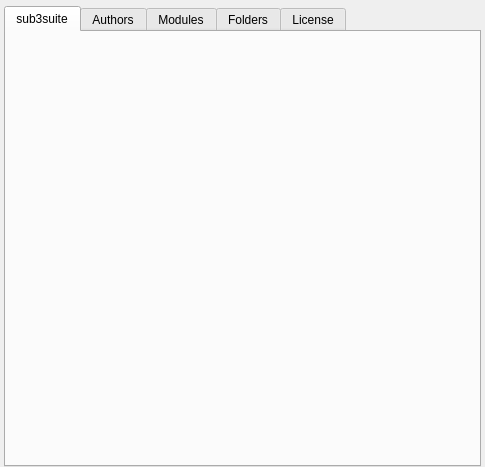
This is gui/src/Dialogs/AboutDialog.ui in 3nock/OTE as Qt 5 draws it before an edit. The edited form follows.
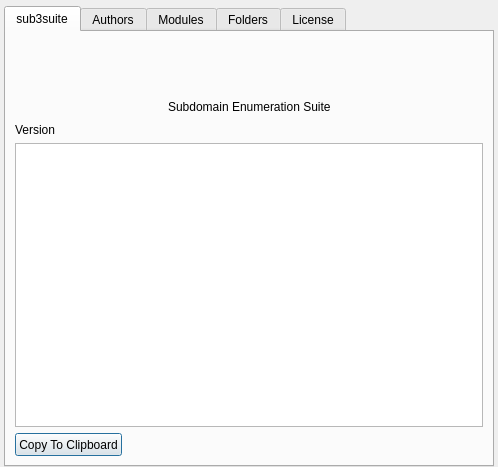
This is the edited form.

Commit message: added the About-Dialog contents

The edit to the form file:
```diff
--- a/gui/src/Dialogs/AboutDialog.ui
+++ b/gui/src/Dialogs/AboutDialog.ui
@@ -6,7 +6,7 @@
    <rect>
     <x>0</x>
     <y>0</y>
-    <width>485</width>
+    <width>498</width>
     <height>467</height>
    </rect>
   </property>
@@ -35,6 +35,140 @@
       <attribute name="title">
        <string>sub3suite</string>
       </attribute>
+      <layout class="QVBoxLayout" name="verticalLayout_2">
+       <item>
+        <layout class="QHBoxLayout" name="horizontalLayout">
+         <item>
+          <spacer name="horizontalSpacer">
+           <property name="orientation">
+            <enum>Qt::Horizontal</enum>
+           </property>
+           <property name="sizeHint" stdset="0">
+            <size>
+             <width>40</width>
+             <height>20</height>
+            </size>
+           </property>
+          </spacer>
+         </item>
+         <item>
+          <widget class="QLabel" name="labelLogo">
+           <property name="minimumSize">
+            <size>
+             <width>200</width>
+             <height>50</height>
+            </size>
+           </property>
+           <property name="maximumSize">
+            <size>
+             <width>16777215</width>
+             <height>130</height>
+            </size>
+           </property>
+           <property name="text">
+            <string/>
+           </property>
+          </widget>
+         </item>
+         <item>
+          <spacer name="horizontalSpacer_2">
+           <property name="orientation">
+            <enum>Qt::Horizontal</enum>
+           </property>
+           <property name="sizeHint" stdset="0">
+            <size>
+             <width>40</width>
+             <height>20</height>
+            </size>
+           </property>
+          </spacer>
+         </item>
+        </layout>
+       </item>
+       <item>
+        <layout class="QHBoxLayout" name="horizontalLayout_2">
+         <item>
+          <spacer name="horizontalSpacer_3">
+           <property name="orientation">
+            <enum>Qt::Horizontal</enum>
+           </property>
+           <property name="sizeHint" stdset="0">
+            <size>
+             <width>40</width>
+             <height>20</height>
+            </size>
+           </property>
+          </spacer>
+         </item>
+         <item>
+          <widget class="QLabel" name="label">
+           <property name="sizePolicy">
+            <sizepolicy hsizetype="Preferred" vsizetype="Maximum">
+             <horstretch>0</horstretch>
+             <verstretch>0</verstretch>
+            </sizepolicy>
+           </property>
+           <property name="text">
+            <string>Subdomain Enumeration Suite</string>
+           </property>
+          </widget>
+         </item>
+         <item>
+          <spacer name="horizontalSpacer_4">
+           <property name="orientation">
+            <enum>Qt::Horizontal</enum>
+           </property>
+           <property name="sizeHint" stdset="0">
+            <size>
+             <width>40</width>
+             <height>20</height>
+            </size>
+           </property>
+          </spacer>
+         </item>
+        </layout>
+       </item>
+       <item>
+        <widget class="QLabel" name="labelVersion">
+         <property name="text">
+          <string>Version</string>
+         </property>
+        </widget>
+       </item>
+       <item>
+        <widget class="QPlainTextEdit" name="plainTextEditDescription"/>
+       </item>
+       <item>
+        <layout class="QHBoxLayout" name="horizontalLayout_3">
+         <item>
+          <widget class="QPushButton" name="buttonCopy">
+           <property name="minimumSize">
+            <size>
+             <width>100</width>
+             <height>23</height>
+            </size>
+           </property>
+           <property name="text">
+            <string>Copy To Clipboard</string>
+           </property>
+          </widget>
+         </item>
+         <item>
+          <spacer name="horizontalSpacer_5">
+           <property name="orientation">
+            <enum>Qt::Horizontal</enum>
+           </property>
+           <property name="sizeHint" stdset="0">
+            <size>
+             <width>40</width>
+             <height>20</height>
+            </size>
+           </property>
+          </spacer>
+         </item>
+        </layout>
+       </item>
+      </layout>
      </widget>
      <widget class="QWidget" name="tabAuthors">
       <attribute name="title">
```
Left out of the diff: 119 changed lines with no effect on the pictures. The commit also changes 7 other files.
